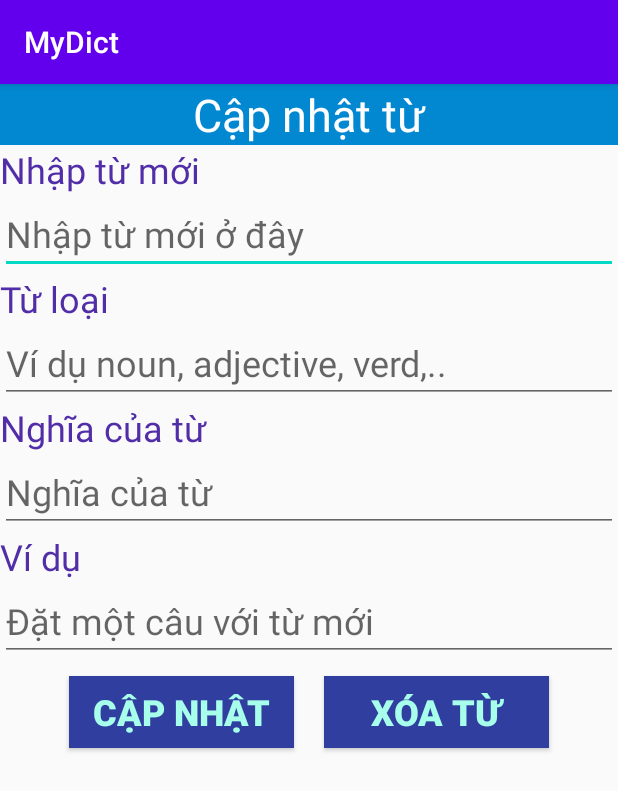
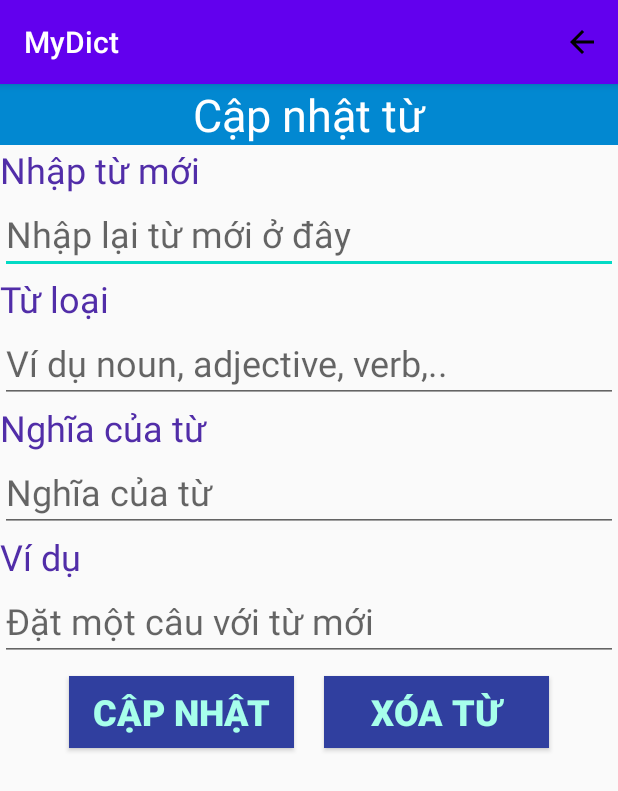
Before and after one commit to KIET1996/MyDictionary, an Android app: the updateWordActivity screen opened directly, with no data from a screen before it, on a phone screen of 412 x 824 dp. Shown: the top 791 px of the screen. Run offline under Robolectric (Android 15) with nearby library versions, the phone set to English and light mode, and no system bars; our stand-ins replace Firebase (no records; nobody signed in at launch, a user with empty details on screens opened directly).

Commit message:
add Notify and fix action menu bar

```diff
--- a/MyDict/app/build.gradle
+++ b/MyDict/app/build.gradle
@@ -33,4 +33,5 @@ dependencies {
     testImplementation 'junit:junit:4.12'
     androidTestImplementation 'androidx.test.ext:junit:1.1.1'
     androidTestImplementation 'androidx.test.espresso:espresso-core:3.2.0'
+    implementation 'androidx.mediarouter:mediarouter:1.0.0'
 }
--- /dev/null
+++ b/MyDict/app/src/main/res/drawable/ic_add_black_24dp.xml
@@ -0,0 +1,4 @@
+<vector android:height="30dp" android:viewportHeight="24.0"
+    android:viewportWidth="24.0" android:width="30dp" xmlns:android="http://schemas.android.com/apk/res/android">
+    <path android:fillColor="#FF000000" android:pathData="M19,13h-6v6h-2v-6H5v-2h6V5h2v6h6v2z"/>
+</vector>
--- /dev/null
+++ b/MyDict/app/src/main/res/drawable/ic_arrow_back_black_24dp.xml
@@ -0,0 +1,9 @@
+<vector xmlns:android="http://schemas.android.com/apk/res/android"
+        android:width="24dp"
+        android:height="24dp"
+        android:viewportWidth="24.0"
+        android:viewportHeight="24.0">
+    <path
+        android:fillColor="#FF000000"
+        android:pathData="M20,11H7.83l5.59,-5.59L12,4l-8,8 8,8 1.41,-1.41L7.83,13H20v-2z"/>
+</vector>
--- a/MyDict/app/src/main/res/layout/activity_add_word.xml
+++ b/MyDict/app/src/main/res/layout/activity_add_word.xml
@@ -47,7 +47,7 @@
         android:layout_width="match_parent"
         android:layout_height="wrap_content"
         android:ems="10"
-        android:hint="Ví dụ noun, adjective, verd,.."
+        android:hint="Ví dụ noun, adjective, verb,.."
         android:inputType="textPersonName"
         android:textSize="24sp" />
 
--- a/MyDict/app/src/main/res/layout/activity_update_word.xml
+++ b/MyDict/app/src/main/res/layout/activity_update_word.xml
@@ -30,7 +30,7 @@
         android:layout_width="match_parent"
         android:layout_height="wrap_content"
         android:ems="10"
-        android:hint="Nhập từ mới ở đây"
+        android:hint="Nhập lại từ mới ở đây"
         android:inputType="textPersonName"
         android:textSize="24sp" />
 
@@ -47,7 +47,7 @@
         android:layout_width="match_parent"
         android:layout_height="wrap_content"
         android:ems="10"
-        android:hint="Ví dụ noun, adjective, verd,.."
+        android:hint="Ví dụ noun, adjective, verb,.."
         android:inputType="textPersonName"
         android:textSize="24sp" />
 
--- /dev/null
+++ b/MyDict/app/src/main/res/menu/menu_sub.xml
@@ -0,0 +1,11 @@
+<!-- Menu file for `activity_movies.xml` is located in a file
+     such as `res/menu/menu_movies.xml`  -->
+<menu xmlns:android="http://schemas.android.com/apk/res/android"
+    xmlns:app="http://schemas.android.com/apk/res-auto">
+    <item
+        android:id="@+id/mnBack"
+        android:icon="@drawable/ic_arrow_back_black_24dp"
+        app:showAsAction="ifRoom"
+        android:title="Back">
+    </item>
+</menu>
```
Also changed, not shown: MyDict/app/src/main/java/com/example/mydict/addWordActivity.java (+25 -1 lines), MyDict/app/src/main/java/com/example/mydict/updateWordActivity.java (+51 -1 lines), MyDict/app/src/main/res/drawable/ic_add_circle_black_24dp.xml (added, +9 -0 lines), MyDict/app/src/main/res/menu/main_menu.xml (+6 -3 lines).
